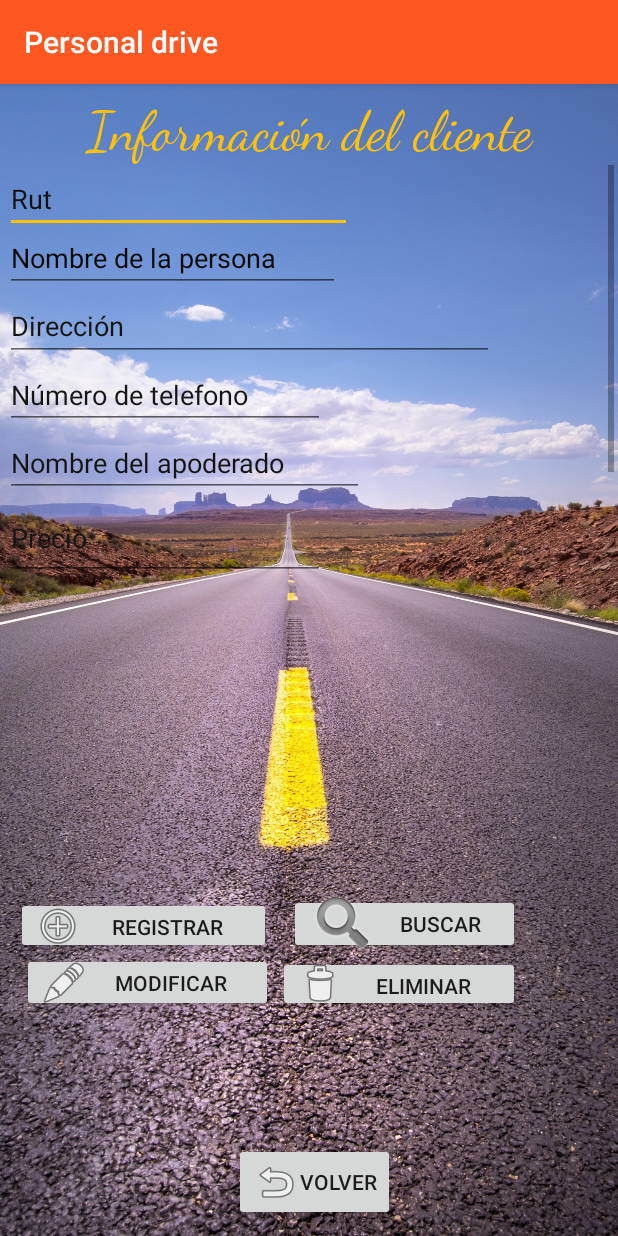
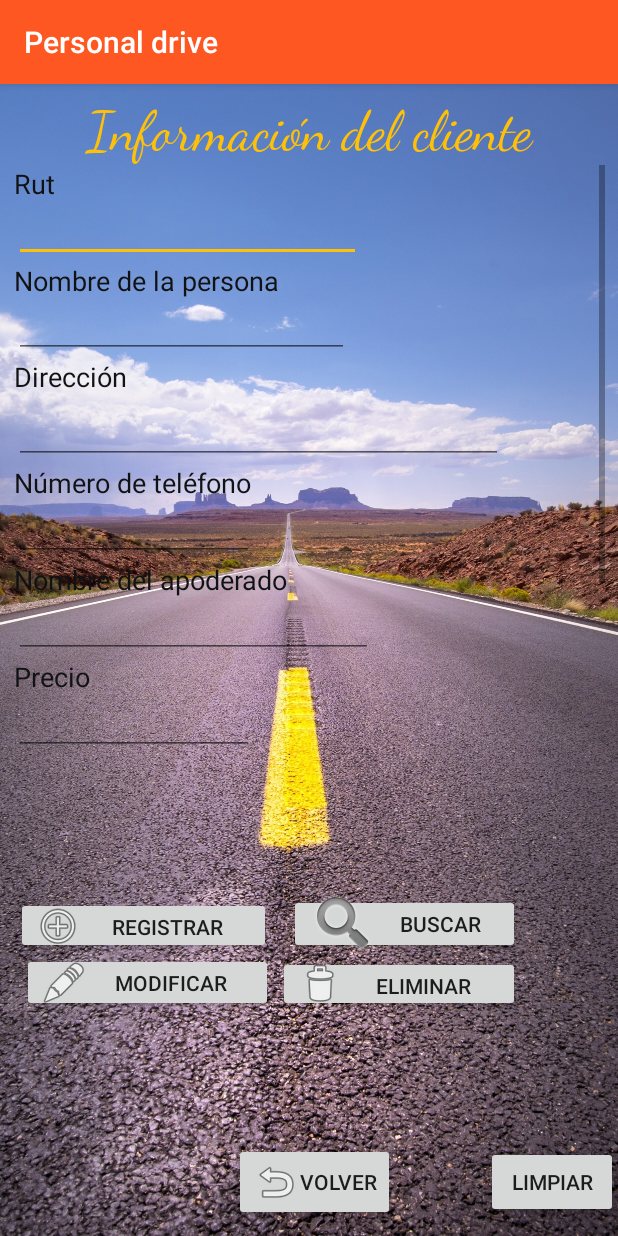
Before and after one commit to javierperezvelasquez/aplicacion_terminada, an Android app: the ActivityAgregar screen opened directly, with no data from a screen before it, on a phone screen of 412 x 824 dp. Run offline under Robolectric (Android 15) with nearby library versions, the phone set to English and light mode, and no system bars.

Commit message:
proyecto inicial partes 2.6

```diff
--- a/app/src/main/java/com/example/myapplication/ActivityAgregar.java
+++ b/app/src/main/java/com/example/myapplication/ActivityAgregar.java
@@ -107,7 +107,8 @@ public class ActivityAgregar extends AppCompatActivity {
 
     //Método para eliminar un persona
     public void Eliminar(View view) {
-        IngresoSQLite admin = new IngresoSQLite(this, "administracion", null, 1);
+        IngresoSQLite admin = new IngresoSQLite
+                (this, "administracion", null, 1);
         SQLiteDatabase BaseDatabase = admin.getWritableDatabase();
 
         String rut = et_rut.getText().toString();
@@ -171,13 +172,22 @@ public class ActivityAgregar extends AppCompatActivity {
         }
     }
 
+    //metodo el boton volver
+    public void Volver(View view) {
+        Intent volver = new Intent(this, MainActivity.class);
+        startActivity(volver);
+
+    }
+
+    //metodo el boton volver
+    public void Limpiar(View view) {
+        et_rut.setText("");
+        et_nombre.setText("");
+        et_apoderado.setText("");
+        et_direccion.setText("");
+        et_telefono.setText("");
+        et_precio.setText("");
+    }
 
 
-
-    //metodo el boton volver
-        public void Volver(View view ){
-            Intent volver = new Intent( this,MainActivity.class);
-            startActivity(volver);
-
-        }
 }
--- a/app/src/main/res/layout/activity_agregar.xml
+++ b/app/src/main/res/layout/activity_agregar.xml
@@ -10,8 +10,8 @@
 
     <LinearLayout
         android:id="@+id/linearLayout"
-        android:layout_width="406dp"
-        android:layout_height="379dp"
+        android:layout_width="394dp"
+        android:layout_height="497dp"
         android:orientation="vertical"
         app:layout_constraintEnd_toEndOf="parent"
         app:layout_constraintStart_toStartOf="parent"
@@ -30,73 +30,121 @@
 
         <ScrollView
             android:layout_width="match_parent"
-            android:layout_height="match_parent">
+            android:layout_height="420dp">
 
             <LinearLayout
                 android:layout_width="match_parent"
                 android:layout_height="wrap_content"
-                android:orientation="vertical" >
+                android:orientation="vertical">
+
+                <TextView
+                    android:id="@+id/textView3"
+                    android:layout_width="match_parent"
+                    android:layout_height="wrap_content"
+                    android:text="Rut"
+                    android:textColor="#111213"
+                    android:textSize="18sp" />
 
                 <EditText
                     android:id="@+id/txt_rut"
                     android:layout_width="231dp"
                     android:layout_height="wrap_content"
                     android:ems="10"
-                    android:hint="@string/txt_rut"
                     android:inputType="textPersonName"
-                    android:textColor="#FFEB3B"
-                    android:textColorHint="#131210" />
+                    android:textColor="#FFC107"
+                    android:textColorHint="#131210"
+                    android:textSize="14sp" />
+
+                <TextView
+                    android:id="@+id/textView4"
+                    android:layout_width="match_parent"
+                    android:layout_height="wrap_content"
+                    android:text="Nombre de la persona"
+                    android:textColor="#111213"
+                    android:textSize="18sp" />
 
                 <EditText
                     android:id="@+id/txt_nombres"
                     android:layout_width="223dp"
                     android:layout_height="39dp"
                     android:ems="10"
-                    android:hint="@string/txt_nombres"
                     android:inputType="textPersonName"
-                    android:textColor="#FFEB3B"
-                    android:textColorHint="#0A0A09" />
+                    android:textColor="#FFC107"
+                    android:textColorHint="#0A0A09"
+                    android:textSize="14sp" />
+
+                <TextView
+                    android:id="@+id/textView5"
+                    android:layout_width="match_parent"
+                    android:layout_height="wrap_content"
+                    android:text="Dirección"
+                    android:textColor="#111213"
+                    android:textSize="18sp" />
 
                 <EditText
                     android:id="@+id/txt_direccion"
                     android:layout_width="326dp"
                     android:layout_height="46dp"
                     android:ems="10"
-                    android:hint="@string/txt_direccion"
                     android:inputType="textPersonName"
-                    android:textColor="#FFEB3B"
-                    android:textColorHint="#141413" />
+                    android:textColor="#FFC107"
+                    android:textColorHint="#141413"
+                    android:textSize="14sp" />
+
+                <TextView
+                    android:id="@+id/textView6"
+                    android:layout_width="match_parent"
+                    android:layout_height="wrap_content"
+                    android:text="Número de teléfono"
+                    android:textColor="#111213"
+                    android:textSize="18sp" />
 
                 <EditText
                     android:id="@+id/txt_numtel"
                     android:layout_width="wrap_content"
                     android:layout_height="wrap_content"
                     android:ems="10"
-                    android:hint="@string/txt_numtel"
                     android:inputType="phone"
-                    android:textColor="#FFEB3B"
-                    android:textColorHint="#161615" />
+                    android:textColor="#FFC107"
+                    android:textColorHint="#161615"
+                    android:textSize="14sp" />
+
+                <TextView
+                    android:id="@+id/textView8"
+                    android:layout_width="match_parent"
+                    android:layout_height="wrap_content"
+                    android:text="Nombre del apoderado"
+                    android:textColor="#111213"
+                    android:textSize="18sp" />
 
                 <EditText
                     android:id="@+id/txt_apoderado"
                     android:layout_width="239dp"
-                    android:layout_height="45dp"
+                    android:layout_height="wrap_content"
                     android:ems="10"
-                    android:hint="@string/txt_apoderado"
                     android:inputType="textPersonName"
-                    android:textColor="#FFEB3B"
-                    android:textColorHint="#141413" />
+                    android:textColor="#FFC107"
+                    android:textColorHint="#141413"
+                    android:textSize="14sp" />
+
+                <TextView
+                    android:id="@+id/textView9"
+                    android:layout_width="match_parent"
+                    android:layout_height="wrap_content"
+                    android:text="Precio"
+                    android:textColor="#111213"
+                    android:textSize="18sp" />
 
                 <EditText
                     android:id="@+id/txt_precio"
                     android:layout_width="wrap_content"
-                    android:layout_height="55dp"
+                    android:layout_height="wrap_content"
                     android:layout_marginBottom="240dp"
                     android:ems="10"
-                    android:hint="@string/txt_precio"
                     android:inputType="number"
-                    android:textColor="#FFEB3B"
-                    android:textColorHint="#141413" />
+                    android:textColor="#FFC107"
+                    android:textColorHint="#141413"
+                    android:textSize="14sp" />
 
             </LinearLayout>
         </ScrollView>
@@ -178,5 +226,15 @@
         app:layout_constraintTop_toTopOf="parent"
         app:layout_constraintVertical_bias="1.0" />
 
+    <Button
+        android:id="@+id/btn_Limpiar"
+        android:layout_width="wrap_content"
+        android:layout_height="wrap_content"
+        android:layout_marginBottom="12dp"
+        android:onClick="Limpiar"
+        android:text="Limpiar"
+        app:layout_constraintBottom_toBottomOf="parent"
+        app:layout_constraintEnd_toEndOf="parent" />
+
 
 </androidx.constraintlayout.widget.ConstraintLayout>
```
